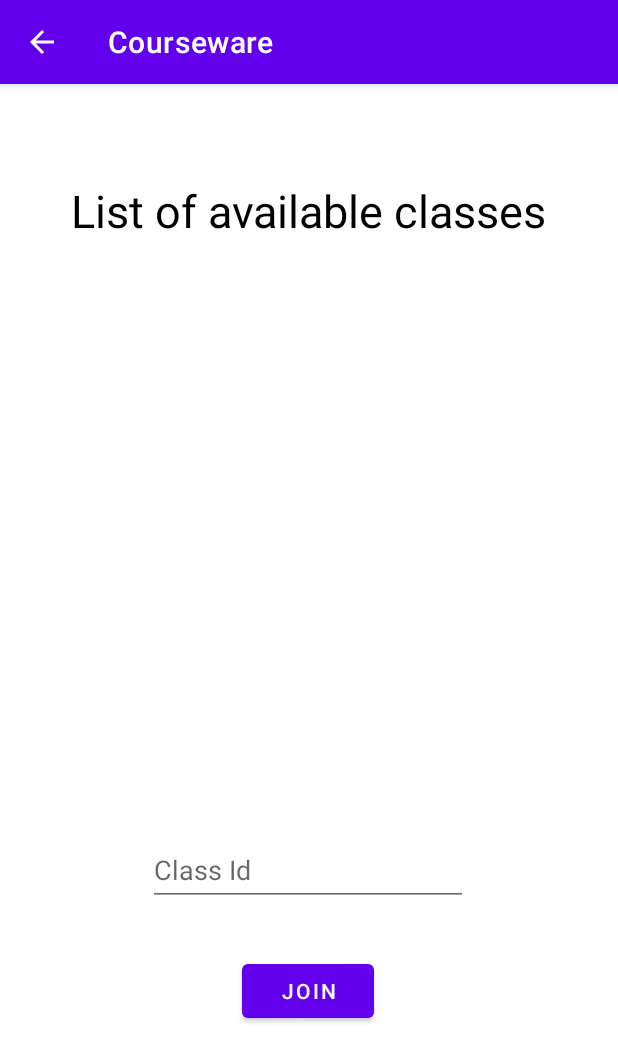
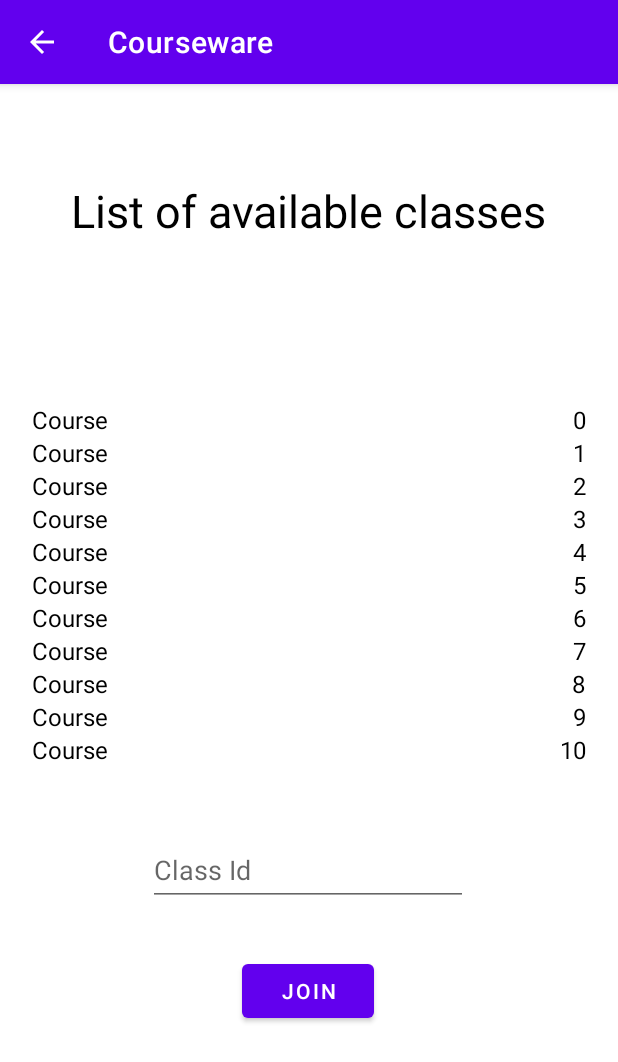
Before and after one commit to MohammadHejri/Mobile-Programming-HW1, an Android app: the StudentJoinClass screen opened directly, with no data from a screen before it, on a phone screen of 412 x 824 dp. Shown: the top 1062 px of the screen. Run offline under Robolectric (Android 15) with nearby library versions, the phone set to English and light mode, and no system bars.

Commit message:
'recycler-view'

```diff
--- a/app/src/main/java/adapters/CourseRecyclerAdapter.java
+++ b/app/src/main/java/adapters/CourseRecyclerAdapter.java
@@ -22,12 +22,10 @@ public class CourseRecyclerAdapter extends RecyclerView.Adapter<CourseRecyclerAd
 
     private ArrayList<Course> mCourses = new ArrayList<>();
     private OnCourseListener mOnCourseListener;
-    private Context mContext;
 
-    public CourseRecyclerAdapter(Context context,ArrayList<Course> Courses, OnCourseListener onCourseListener) {
+    public CourseRecyclerAdapter(ArrayList<Course> Courses, OnCourseListener onCourseListener) {
         this.mCourses = Courses;
         this.mOnCourseListener = onCourseListener;
-        this.mContext = context;
     }
 
     @NonNull
@@ -40,8 +38,8 @@ public class CourseRecyclerAdapter extends RecyclerView.Adapter<CourseRecyclerAd
 
     @Override
     public void onBindViewHolder(@NonNull CourseRecyclerAdapter.ViewHolder holder, int position) {
-        holder.courseNameList.setText("Text");
-        holder.courseIdList.setText("Test");
+        holder.courseNameList.setText("Course");
+        holder.courseIdList.setText(Integer.toString(position));
     }
 
     @Override
--- a/app/src/main/java/edu/sharif/courseware/StudentJoinClass.java
+++ b/app/src/main/java/edu/sharif/courseware/StudentJoinClass.java
@@ -1,27 +1,49 @@
 package edu.sharif.courseware;
 
 import androidx.appcompat.app.AppCompatActivity;
+import androidx.recyclerview.widget.LinearLayoutManager;
+import androidx.recyclerview.widget.RecyclerView;
 
+import android.content.Context;
 import android.os.Bundle;
+import android.util.Log;
 import android.view.View;
 import android.widget.Button;
 import android.widget.TextView;
+import android.widget.Toast;
 
 import java.util.ArrayList;
 
 import adapters.CourseRecyclerAdapter;
 import model.Course;
+import model.Professor;
 
 public class StudentJoinClass extends AppCompatActivity implements CourseRecyclerAdapter.OnCourseListener {
 
     Button joinClassBtn;
     TextView classIdJoin;
+    RecyclerView rvClasses;
+    CourseRecyclerAdapter adapter;
     private ArrayList<Course> mCourses = new ArrayList<>();
+    private static final String TAG = "MyActivity";
 
     @Override
     protected void onCreate(Bundle savedInstanceState) {
         super.onCreate(savedInstanceState);
         setContentView(R.layout.activity_student_join_class);
+
+
+        rvClasses = (RecyclerView) findViewById(R.id.studentNewClassList);
+
+        Professor prof = new Professor("a","b","c","d","e");
+
+        for(int i = 0; i < 20; i++) {
+            mCourses.add(new Course(12,"a",prof));
+        }
+        adapter = new CourseRecyclerAdapter(mCourses,this);
+
+        rvClasses.setAdapter(adapter);
+        rvClasses.setLayoutManager(new LinearLayoutManager(this));
 
         joinClassBtn = (Button) findViewById(R.id.joinClassBtn);
         classIdJoin = (TextView) findViewById(R.id.classIdJoin);
@@ -37,6 +59,16 @@ public class StudentJoinClass extends AppCompatActivity implements CourseRecycle
 
     @Override
     public void onCourseClick(int position) {
-        //TODO
+        if(position == -1)
+            return;
+        mCourses.remove(position);
+        adapter.notifyItemRemoved(position);
+//        String text = "item number " + Integer.toString(position) + " was clicked.";
+//
+//        Context context = getApplicationContext();
+//        int duration = Toast.LENGTH_SHORT;
+//
+//        Toast toast = Toast.makeText(context, text, duration);
+//        toast.show();
     }
 }
--- a/app/src/main/res/layout/activity_course_list.xml
+++ b/app/src/main/res/layout/activity_course_list.xml
@@ -16,6 +16,7 @@
         app:layout_constraintEnd_toEndOf="parent"
         app:layout_constraintHorizontal_bias="1.0"
         app:layout_constraintStart_toStartOf="parent"
+        android:layout_marginRight="20dp"
         app:layout_constraintTop_toTopOf="parent"
         app:layout_constraintVertical_bias="0.0"
         android:textColor="@color/black"
@@ -32,6 +33,7 @@
         app:layout_constraintHorizontal_bias="0.0"
         app:layout_constraintStart_toStartOf="parent"
         app:layout_constraintTop_toTopOf="parent"
+        android:layout_marginLeft="20dp"
         app:layout_constraintVertical_bias="0.0"
         android:textColor="@color/black"
         android:textSize="16sp"
```
Also changed, not shown: app/src/main/AndroidManifest.xml (+13 -3 lines).
